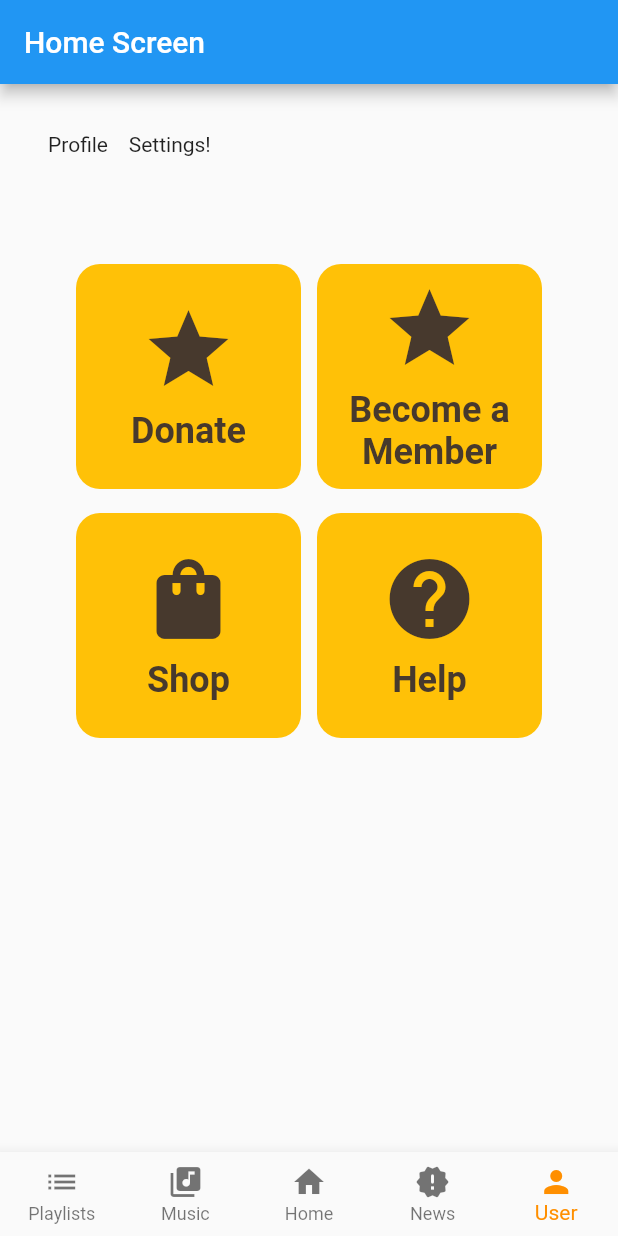
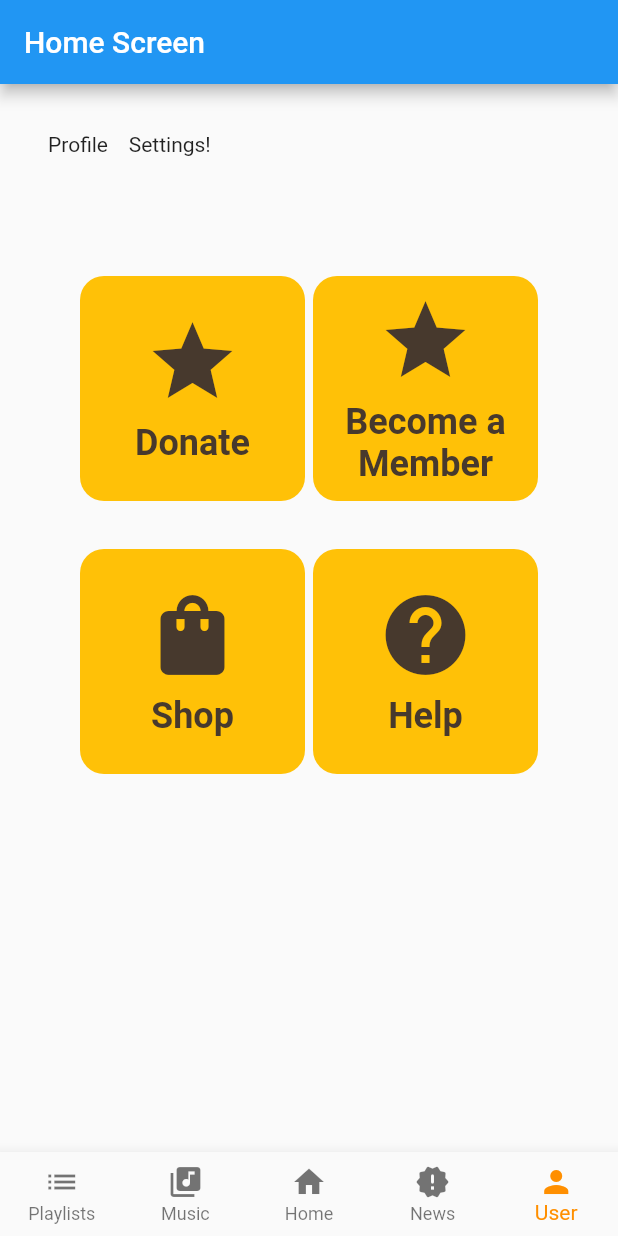
Before and after one commit to JForden/Multi_Media, a Flutter app: the screen it shows after launch, item 5 of the bottom bar chosen, on a phone screen of 412 x 824 dp. Run offline on Flutter 3.47's test engine with Material 2 defaults, Android fonts, the phone set to English and light mode, and no system bars; network calls fail.

Commit message:
Big buttons!

```diff
--- a/multimedia/lib/profile.dart
+++ b/multimedia/lib/profile.dart
@@ -1,15 +1,29 @@
 import 'package:flutter/material.dart';
+import 'package:provider/provider.dart';
+import 'articles.dart';
+import 'toolbar.dart';
 
 class ProfilePage extends StatefulWidget {
   @override
   _ProfilePageState createState() => _ProfilePageState();
 }
 
+class MyStatefulWidget extends StatefulWidget {
+  const MyStatefulWidget({Key? key}) : super(key: key);
+
+  @override
+  State<ProfilePage> createState() => _ProfilePageState();
+}
+
 class _ProfilePageState extends State<ProfilePage> {
   @override
   Widget build(BuildContext context) {
-    Container _buildBigButton(Color color, IconData icon, String text) {
-      return Container(
+    InkWell _buildBigButton(Color color, IconData icon, String text) {
+      return InkWell(
+          onTap: () {
+            Provider.of<ValueNotifier<int>>(context, listen: false).value = 1;
+          },
+          child: Container(
               width: 150,
               height: 150,
               decoration: BoxDecoration(
@@ -35,12 +49,13 @@ class _ProfilePageState extends State<ProfilePage> {
                     ),
                   )
                 ],
-          ));
+              )));
     }
 
-    Padding _buildBigRows(Container button1, Container button2) {
-      return Padding(
-          padding: EdgeInsets.all(8),
+    Container _buildBigRows(InkWell button1, InkWell button2) {
+      return Container(
+          width: 428,
+          padding: EdgeInsets.all(16),
           child: Row(
             mainAxisAlignment: MainAxisAlignment.spaceEvenly,
             crossAxisAlignment: CrossAxisAlignment.center,
```
Lines whose indentation alone changed are shown as unchanged.
